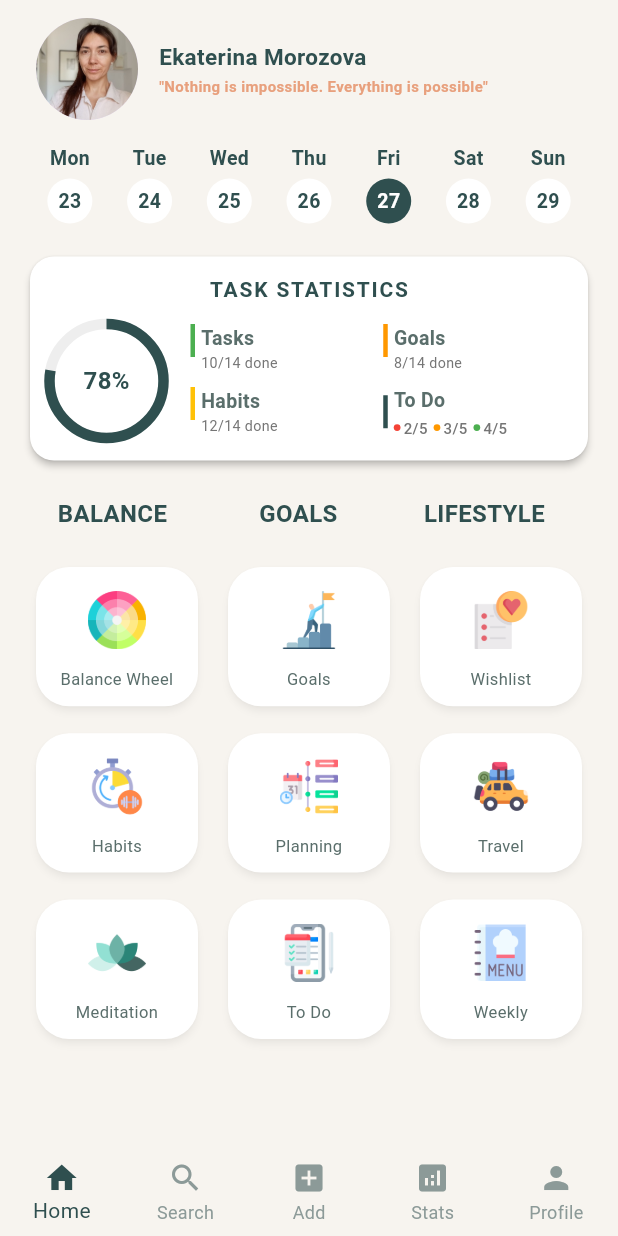
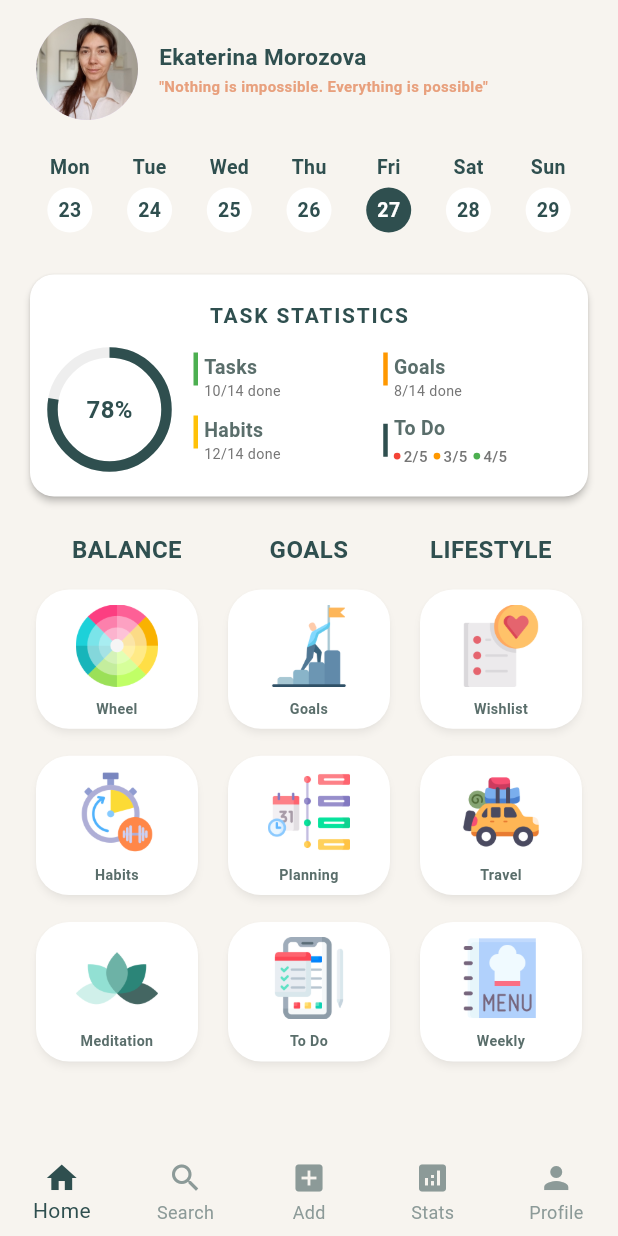
Before and after one commit to katmorozova/balance-lifestyle-app, a Flutter app: the screen it shows after launch, on a phone screen of 412 x 824 dp. Run offline on Flutter 3.47's test engine with Material 3 defaults, Android fonts, the phone set to English and light mode, and no system bars; Roboto replaces fonts that are missing (Georgia).

Commit message:
fix: changes to th size format for widgets HomePage, CategoryGridItems, SectorTabs, TasksStatisticsCard

```diff
--- a/balance_lifestyle/lib/features/home/screens/home_page.dart
+++ b/balance_lifestyle/lib/features/home/screens/home_page.dart
@@ -20,13 +20,13 @@ class HomePage extends StatelessWidget {
             child: Column(
               children: [
                 ProfileHeader(),
-                const SizedBox(height: 10),
+                const SizedBox(height: 16),
                 WeekCalendar(),
-                const SizedBox(height: 10),
+                const SizedBox(height: 14),
                 TasksStatisticsCard(),
-                const SizedBox(height: 12),
+                const SizedBox(height: 16),
                 CategoryGridItems(),
-                const SizedBox(height: 12),
+                const SizedBox(height: 8),
                 Flexible(
                 child: SectorTabs(),
                 ),
--- a/balance_lifestyle/lib/features/home/widgets/category_grid_items.dart
+++ b/balance_lifestyle/lib/features/home/widgets/category_grid_items.dart
@@ -5,18 +5,19 @@ class CategoryGridItems extends StatelessWidget {
   @override
   Widget build(BuildContext context) {
     return Padding(
-      padding: const EdgeInsets.symmetric(vertical: 6.0, horizontal: 4.0),
+      padding: const EdgeInsets.symmetric(horizontal: 8.0),
       child: Row(
         children: [
           Expanded(
             child:Column(
-              mainAxisSize: MainAxisSize.min,
+              mainAxisAlignment: MainAxisAlignment.spaceAround,
               children: [
                 Text(
                   'BALANCE',
                   textAlign: TextAlign.center,
                   style: TextStyle(
                     fontSize: 16,
+                    letterSpacing: 0.3,
                     fontFamily: 'Georgia',
                     fontWeight: FontWeight.bold,
                     color: AppColors.textPrimary,
@@ -26,7 +27,7 @@ class CategoryGridItems extends StatelessWidget {
               ],
             ),
           ),
-          const SizedBox(width: 14),
+
           Expanded(
             child: Column(
               mainAxisSize: MainAxisSize.min,
@@ -36,6 +37,7 @@ class CategoryGridItems extends StatelessWidget {
                   textAlign: TextAlign.center,
                   style: TextStyle(
                     fontSize: 16,
+                    letterSpacing: 0.3,
                     fontFamily: 'Georgia',
                     fontWeight: FontWeight.bold,
                     color: AppColors.textPrimary,
@@ -45,7 +47,7 @@ class CategoryGridItems extends StatelessWidget {
               ],
             ),
           ),
-          const SizedBox(width: 14),
+
           Expanded(
             child: Column(
               mainAxisSize: MainAxisSize.min,
@@ -55,6 +57,7 @@ class CategoryGridItems extends StatelessWidget {
                   textAlign: TextAlign.center,
                   style: TextStyle(
                     fontSize: 16,
+                    letterSpacing: 0.3,
                     fontFamily: 'Georgia',
                     fontWeight: FontWeight.bold,
                     color: AppColors.textPrimary,
@@ -64,7 +67,7 @@ class CategoryGridItems extends StatelessWidget {
               ],
             ),
           ),
-          const SizedBox(width: 14),
+
         ],
       ),
     );
--- a/balance_lifestyle/lib/features/home/widgets/sector_tabs.dart
+++ b/balance_lifestyle/lib/features/home/widgets/sector_tabs.dart
@@ -5,7 +5,7 @@ class SectorTabs extends StatelessWidget {
   @override
   Widget build(BuildContext context) {
     return Padding(
-      padding: const EdgeInsets.symmetric(horizontal: 4.0, vertical: 2.0),
+      padding: const EdgeInsets.symmetric(horizontal: 4.0, vertical: 3.0),
       child: GridView.count(
         crossAxisCount: 3,
         mainAxisSpacing: 10.0,
@@ -14,7 +14,7 @@ class SectorTabs extends StatelessWidget {
         shrinkWrap: true,
         physics: const NeverScrollableScrollPhysics(),
         children: [
-          _createCard('Balance Wheel', 'assets/images/wheelColor.png'),
+          _createCard('Wheel', 'assets/images/wheelColor.png'),
           _createCard('Goals', 'assets/images/goal.png'),
           _createCard('Wishlist', 'assets/images/wishlist.png'),
           _createCard('Habits', 'assets/images/interval.png'),
@@ -40,29 +40,30 @@ class SectorTabs extends StatelessWidget {
           // Acción al tocar cada sección
         },
       child: Padding(
-        padding: const EdgeInsets.symmetric(horizontal: 6.0, vertical: 10.0),
+        padding: const EdgeInsets.symmetric(horizontal: 4.0, vertical: 6.0),
         child: Column(
           mainAxisAlignment: MainAxisAlignment.center,
           children: [
             Flexible(
               child: Padding(
-                  padding: const EdgeInsets.all(6.0),
+                  padding: const EdgeInsets.all(4.0),
                   child: Image.asset(
                     imageRoute,
                     fit: BoxFit.contain,
                   ),
                 ),
             ),
-            const SizedBox(height: 6),
+            const SizedBox(height: 4),
             Text(
               title,
               textAlign: TextAlign.center,
               maxLines: 1,
               overflow: TextOverflow.ellipsis,
               style: const TextStyle(
-                fontSize: 11,
+                fontSize: 9.5,
+                fontFamily: 'Georgia',
+                fontWeight: FontWeight.w600,
                 color: AppColors.textSecondary,
-                fontFamily: 'Georgia',
               ),
               ),
             ],
--- a/balance_lifestyle/lib/features/home/widgets/tasks_statistics_card.dart
+++ b/balance_lifestyle/lib/features/home/widgets/tasks_statistics_card.dart
@@ -8,9 +8,9 @@ class TasksStatisticsCard extends StatelessWidget {
       elevation: 2,
       shape: RoundedRectangleBorder(borderRadius: BorderRadius.circular(16)),
       color: Colors.white,
-      margin: const EdgeInsets.symmetric(horizontal: 4, vertical: 6),
+      margin: const EdgeInsets.symmetric(horizontal: 4, vertical: 8),
       child: Padding(
-        padding: const EdgeInsets.symmetric(horizontal: 10.0, vertical: 12.0),
+        padding: const EdgeInsets.symmetric(horizontal: 12.0, vertical: 17.0),
         child: Column(
           mainAxisSize: MainAxisSize.min,
           children: [
@@ -24,7 +24,7 @@ class TasksStatisticsCard extends StatelessWidget {
                 color: AppColors.textPrimary,
               ),
             ),
-            const SizedBox(height: 10),
+            const SizedBox(height: 12),
 
             Row(
               children: [
```
